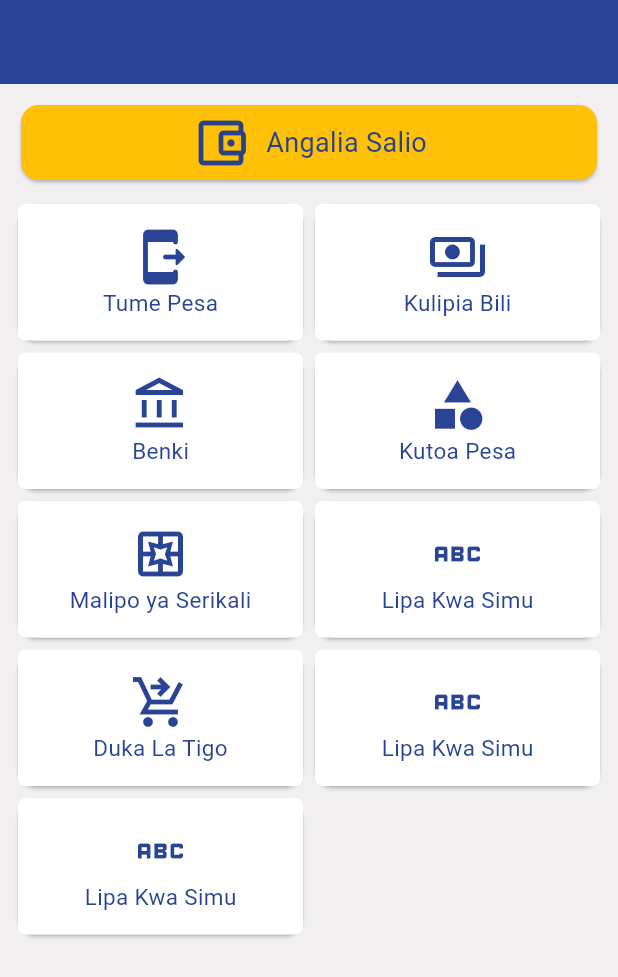
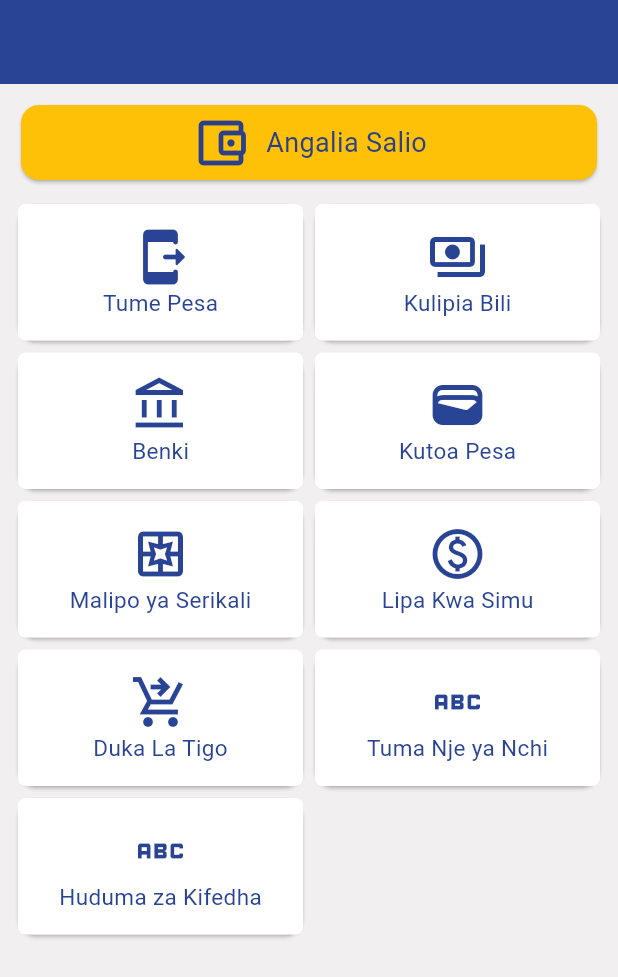
Before and after one commit to zuberypima/tigopesaUI, a Flutter app: the screen it shows after launch, on a phone screen of 412 x 824 dp. Shown: the top 977 px of the screen. Run offline on Flutter 3.47's test engine with Material 3 defaults, Android fonts, the phone set to English and light mode, and no system bars.

Commit message:
update tigopesa ui app

```diff
--- a/lib/homepage.dart
+++ b/lib/homepage.dart
@@ -14,8 +14,8 @@
   Widget build(BuildContext context) {
     return SafeArea(
         child: Scaffold(
-          backgroundColor: Color.fromARGB(255, 241, 239, 239),
-      appBar: AppBar(backgroundColor:mainColor),
+      backgroundColor: Color.fromARGB(255, 241, 239, 239),
+      appBar: AppBar(backgroundColor: mainColor),
       body: ListView(
         children: [
           Padding(
@@ -37,9 +37,7 @@
                     ),
                     Text(
                       "Angalia Salio",
-                      style: TextStyle(
-                          color: mainColor,
-                          fontSize: 18),
+                      style: TextStyle(color: mainColor, fontSize: 18),
                     )
                   ],
                 ),
@@ -56,15 +54,20 @@
                     gridDelegate: SliverGridDelegateWithFixedCrossAxisCount(
                         crossAxisCount: 2, childAspectRatio: 2),
                     children: [
-                      HomeCard().homeCard("Tume Pesa", Icons.send_to_mobile_rounded),
-                      HomeCard().homeCard("Kulipia Bili", Icons.payments_outlined),
-                      HomeCard().homeCard("Benki", Icons.account_balance_outlined),
-                      HomeCard().homeCard("Kutoa Pesa", Icons.category_sharp),
-                      HomeCard().homeCard("Malipo ya Serikali", Icons.pages_outlined),
-                      HomeCard().homeCard("Lipa Kwa Simu", Icons.abc),
-                      HomeCard().homeCard("Duka La Tigo", Icons.shopping_cart_checkout_sharp),
-                      HomeCard().homeCard("Lipa Kwa Simu", Icons.abc),
-                      HomeCard().homeCard("Lipa Kwa Simu", Icons.abc)
+                      HomeCard()
+                          .homeCard("Tume Pesa", Icons.send_to_mobile_rounded),
+                      HomeCard()
+                          .homeCard("Kulipia Bili", Icons.payments_outlined),
+                      HomeCard()
+                          .homeCard("Benki", Icons.account_balance_outlined),
+                      HomeCard().homeCard("Kutoa Pesa", Icons.wallet),
+                      HomeCard()
+                          .homeCard("Malipo ya Serikali", Icons.pages_outlined),
+                      HomeCard().homeCard("Lipa Kwa Simu", Icons.paid_outlined),
+                      HomeCard().homeCard(
+                          "Duka La Tigo", Icons.shopping_cart_checkout_sharp),
+                      HomeCard().homeCard("Tuma Nje ya Nchi", Icons.abc),
+                      HomeCard().homeCard("Huduma za Kifedha", Icons.abc),
                     ]),
               ),
             ),
```
